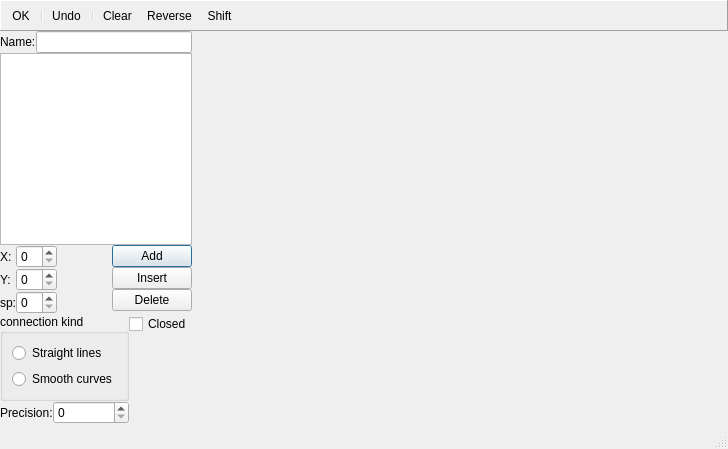
This is dialogs/pathpropertiesdialog.ui in 0xFEEDC0DE64/QtGameMaker as Qt 5 draws it before an edit. The edited form follows.
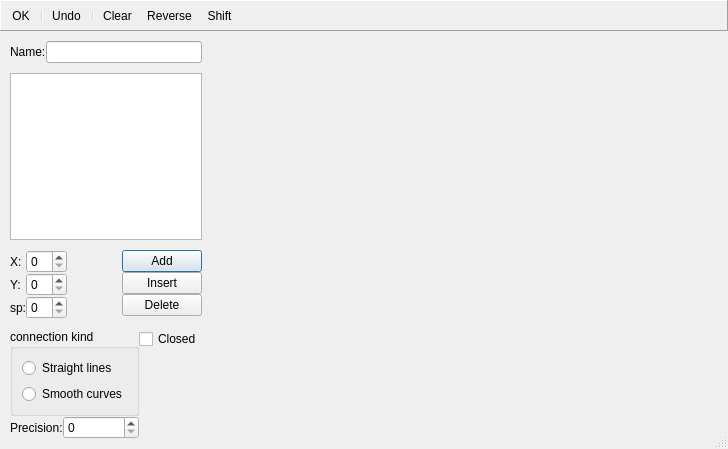
This is the edited form. Icons and pictures are not drawn.

What changed in the file:
```diff
--- a/dialogs/pathpropertiesdialog.ui
+++ b/dialogs/pathpropertiesdialog.ui
@@ -87,6 +87,18 @@
     <layout class="QHBoxLayout" name="horizontalLayout" stretch="0,1">
      <item>
       <layout class="QVBoxLayout" name="verticalLayout">
+       <property name="leftMargin">
+        <number>10</number>
+       </property>
+       <property name="topMargin">
+        <number>10</number>
+       </property>
+       <property name="rightMargin">
+        <number>10</number>
+       </property>
+       <property name="bottomMargin">
+        <number>10</number>
+       </property>
        <item>
         <layout class="QHBoxLayout" name="horizontalLayout_2">
          <item>
@@ -104,6 +116,22 @@
          </item>
         </layout>
        </item>
+       <item>
+        <spacer name="verticalSpacer_2">
+         <property name="orientation">
+          <enum>Qt::Vertical</enum>
+         </property>
+         <property name="sizeType">
+          <enum>QSizePolicy::Fixed</enum>
+         </property>
+         <property name="sizeHint" stdset="0">
+          <size>
+           <width>20</width>
+           <height>10</height>
+          </size>
+         </property>
+        </spacer>
+       </item>
        <item>
         <widget class="QListView" name="listView">
          <property name="sizePolicy">
@@ -114,6 +142,22 @@
          </property>
         </widget>
        </item>
+       <item>
+        <spacer name="verticalSpacer_3">
+         <property name="orientation">
+          <enum>Qt::Vertical</enum>
+         </property>
+         <property name="sizeType">
+          <enum>QSizePolicy::Fixed</enum>
+         </property>
+         <property name="sizeHint" stdset="0">
+          <size>
+           <width>20</width>
+           <height>10</height>
+          </size>
+         </property>
+        </spacer>
+       </item>
        <item>
         <layout class="QHBoxLayout" name="horizontalLayout_4">
          <item>
@@ -190,6 +234,22 @@
          </item>
         </layout>
        </item>
+       <item>
+        <spacer name="verticalSpacer_4">
+         <property name="orientation">
+          <enum>Qt::Vertical</enum>
+         </property>
+         <property name="sizeType">
+          <enum>QSizePolicy::Fixed</enum>
+         </property>
+         <property name="sizeHint" stdset="0">
+          <size>
+           <width>20</width>
+           <height>10</height>
+          </size>
+         </property>
+        </spacer>
+       </item>
        <item>
         <layout class="QHBoxLayout" name="horizontalLayout_3">
          <item>
```
